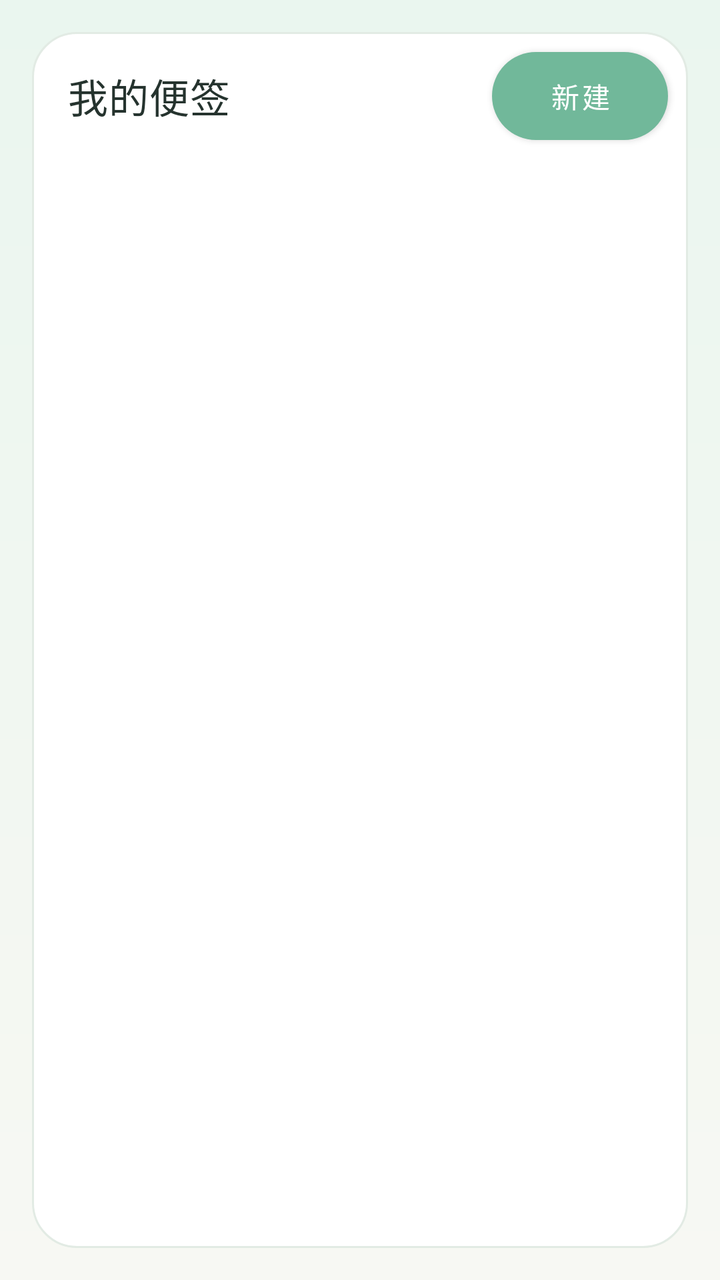
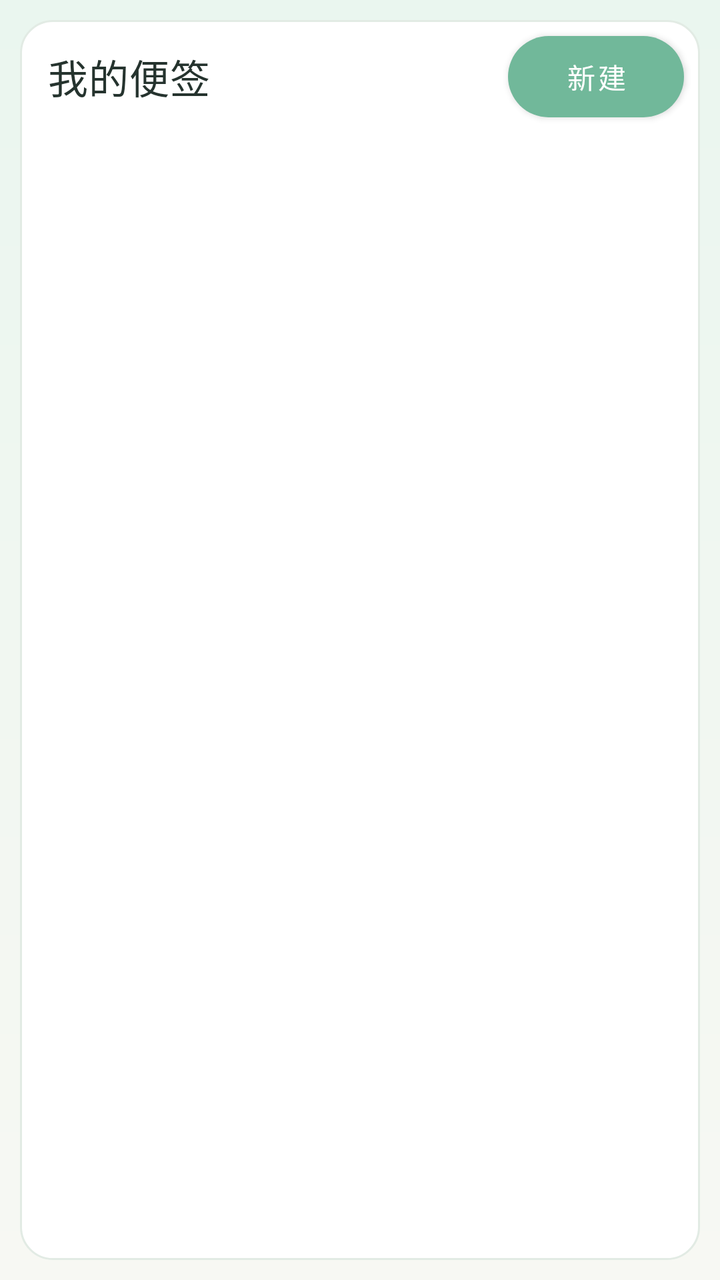

An Android layout rendered at two revisions. The XML below is the earlier revision; the diff shows what the commit changed to produce the second picture.
<!-- AndroidManifest.xml: application theme Theme.RainNote -->
<!-- res/layout/fragment_transform.xml -->
<?xml version="1.0" encoding="utf-8"?>
<LinearLayout xmlns:android="http://schemas.android.com/apk/res/android"
    xmlns:tools="http://schemas.android.com/tools"
    android:layout_width="match_parent"
    android:layout_height="match_parent"
    android:background="@drawable/bg_rainnote_root"
    android:orientation="vertical"
    android:padding="16dp"
    tools:context=".ui.transform.TransformFragment">

    <LinearLayout
        android:id="@+id/note_list_panel"
        android:layout_width="match_parent"
        android:layout_height="match_parent"
        android:background="@drawable/bg_card"
        android:orientation="vertical">

        <LinearLayout
            android:layout_width="match_parent"
            android:layout_height="wrap_content"
            android:gravity="center_vertical"
            android:orientation="horizontal">

            <TextView
                android:layout_width="0dp"
                android:layout_height="wrap_content"
                android:layout_weight="1"
                android:paddingStart="18dp"
                android:text="我的便签"
                android:textColor="@color/rn_text"
                android:textAppearance="?attr/textAppearanceHeadline6" />

            <Button
                android:id="@+id/button_add_note"
                android:layout_width="wrap_content"
                android:layout_height="wrap_content"
                android:layout_margin="10dp"
                android:background="@drawable/bg_button_primary"
                android:minHeight="44dp"
                android:paddingStart="18dp"
                android:paddingEnd="18dp"
                android:text="新建"
                android:textAllCaps="false"
                android:textColor="@color/white" />
        </LinearLayout>

        <androidx.recyclerview.widget.RecyclerView
            android:id="@+id/recyclerview_transform"
            android:layout_width="match_parent"
            android:layout_height="0dp"
            android:layout_marginStart="10dp"
            android:layout_marginEnd="10dp"
            android:layout_marginBottom="10dp"
            android:layout_weight="1"
            android:overScrollMode="never" />
    </LinearLayout>

    <LinearLayout
        android:id="@+id/editor_panel"
        android:layout_width="match_parent"
        android:layout_height="match_parent"
        android:background="@drawable/bg_card"
        android:orientation="vertical"
        android:padding="14dp"
        android:visibility="gone">

        <Button
            android:id="@+id/button_back_to_list"
            android:layout_width="wrap_content"
            android:layout_height="wrap_content"
            android:background="@drawable/bg_button_soft"
            android:minHeight="42dp"
            android:text="返回便签列表"
            android:textAllCaps="false"
            android:textColor="@color/rn_primary_dark" />

        <EditText
            android:id="@+id/edit_note_title"
            android:layout_width="match_parent"
            android:layout_height="wrap_content"
            android:hint="便签标题"
            android:inputType="textCapSentences"
            android:singleLine="true"
            android:textColor="@color/rn_text"
            android:textColorHint="@color/rn_text_muted"
            android:textSize="22sp" />

        <androidx.recyclerview.widget.RecyclerView
            android:id="@+id/recyclerview_blocks"
            android:layout_width="match_parent"
            android:layout_height="0dp"
            android:layout_weight="1"
            android:clipToPadding="false"
            android:paddingTop="8dp"
            android:paddingBottom="8dp" />

        <Button
            android:id="@+id/button_add_block"
            android:layout_width="match_parent"
            android:layout_height="wrap_content"
            android:background="@drawable/bg_button_primary"
            android:text="添加一行"
            android:textAllCaps="false"
            android:textColor="@color/white" />

        <Button
            android:id="@+id/button_delete_note"
            android:layout_width="match_parent"
            android:layout_height="wrap_content"
            android:layout_marginTop="8dp"
            android:background="@drawable/bg_button_danger"
            android:text="删除当前便签"
            android:textAllCaps="false"
            android:textColor="@color/rn_danger" />
    </LinearLayout>
</LinearLayout>
<!-- resources referenced by this layout -->
<resources>
  <color name="rn_danger">#FFD87B7B</color>
  <color name="rn_primary_dark">#FF3D8E75</color>
  <color name="rn_text">#FF25332E</color>
  <color name="rn_text_muted">#FF7B8A84</color>
  <color name="white">#FFFFFFFF</color>
  <!-- drawable bg_button_danger (drawable) -->
  <?xml version="1.0" encoding="utf-8"?>
  <shape xmlns:android="http://schemas.android.com/apk/res/android">
      <solid android:color="#FFFFF7F7" />
      <corners android:radius="999dp" />
      <stroke
          android:width="1dp"
          android:color="@color/rn_danger" />
  </shape>
  <!-- drawable bg_button_primary (drawable) -->
  <?xml version="1.0" encoding="utf-8"?>
  <shape xmlns:android="http://schemas.android.com/apk/res/android">
      <solid android:color="@color/rn_primary" />
      <corners android:radius="999dp" />
  </shape>
  <!-- drawable bg_button_soft (drawable) -->
  <?xml version="1.0" encoding="utf-8"?>
  <shape xmlns:android="http://schemas.android.com/apk/res/android">
      <solid android:color="@color/rn_surface_soft" />
      <corners android:radius="999dp" />
      <stroke
          android:width="1dp"
          android:color="@color/rn_line" />
  </shape>
  <!-- drawable bg_card (drawable) -->
  <?xml version="1.0" encoding="utf-8"?>
  <shape xmlns:android="http://schemas.android.com/apk/res/android">
      <solid android:color="@color/rn_surface" />
      <corners android:radius="22dp" />
      <stroke
          android:width="1dp"
          android:color="@color/rn_line" />
  </shape>
  <!-- drawable bg_rainnote_root (drawable) -->
  <?xml version="1.0" encoding="utf-8"?>
  <shape xmlns:android="http://schemas.android.com/apk/res/android">
      <gradient
          android:angle="270"
          android:endColor="#FFF7F8F3"
          android:startColor="#FFEAF6EF" />
  </shape>
  <style name="Theme.RainNote" parent="Theme.MaterialComponents.DayNight.DarkActionBar">
          
          <item name="colorPrimary">@color/rn_primary</item>
          <item name="colorPrimaryVariant">@color/rn_primary_dark</item>
          <item name="colorOnPrimary">@color/white</item>
          
          <item name="colorSecondary">@color/rn_primary</item>
          <item name="colorSecondaryVariant">@color/rn_primary_dark</item>
          <item name="colorOnSecondary">@color/white</item>
          
          <item name="android:statusBarColor">@color/rn_bg</item>
          <item name="android:navigationBarColor">@color/rn_bg</item>
          <item name="android:windowLightStatusBar" tools:targetApi="m">true</item>
          
      </style>
  <color name="rn_primary">#FF71B89A</color>
  <color name="rn_surface_soft">#FFF0F7EF</color>
  <color name="rn_line">#FFE2EBE4</color>
  <color name="rn_surface">#FFFFFFFF</color>
  <color name="rn_bg">#FFF7F8F3</color>
</resources>

<!-- the commit's change to res/layout/fragment_transform.xml (unified diff, before → after) -->
@@ -5,7 +5,7 @@
     android:layout_height="match_parent"
     android:background="@drawable/bg_rainnote_root"
     android:orientation="vertical"
-    android:padding="16dp"
+    android:padding="10dp"
     tools:context=".ui.transform.TransformFragment">
 
     <LinearLayout
@@ -25,7 +25,7 @@
                 android:layout_width="0dp"
                 android:layout_height="wrap_content"
                 android:layout_weight="1"
-                android:paddingStart="18dp"
+                android:paddingStart="14dp"
                 android:text="我的便签"
                 android:textColor="@color/rn_text"
                 android:textAppearance="?attr/textAppearanceHeadline6" />
@@ -34,11 +34,11 @@
                 android:id="@+id/button_add_note"
                 android:layout_width="wrap_content"
                 android:layout_height="wrap_content"
-                android:layout_margin="10dp"
+                android:layout_margin="8dp"
                 android:background="@drawable/bg_button_primary"
-                android:minHeight="44dp"
-                android:paddingStart="18dp"
-                android:paddingEnd="18dp"
+                android:minHeight="36dp"
+                android:paddingStart="14dp"
+                android:paddingEnd="14dp"
                 android:text="新建"
                 android:textAllCaps="false"
                 android:textColor="@color/white" />
@@ -48,9 +48,9 @@
             android:id="@+id/recyclerview_transform"
             android:layout_width="match_parent"
             android:layout_height="0dp"
-            android:layout_marginStart="10dp"
-            android:layout_marginEnd="10dp"
-            android:layout_marginBottom="10dp"
+            android:layout_marginStart="8dp"
+            android:layout_marginEnd="8dp"
+            android:layout_marginBottom="8dp"
             android:layout_weight="1"
             android:overScrollMode="never" />
     </LinearLayout>
@@ -61,7 +61,7 @@
         android:layout_height="match_parent"
         android:background="@drawable/bg_card"
         android:orientation="vertical"
-        android:padding="14dp"
+        android:padding="10dp"
         android:visibility="gone">
 
         <Button
@@ -69,7 +69,9 @@
             android:layout_width="wrap_content"
             android:layout_height="wrap_content"
             android:background="@drawable/bg_button_soft"
-            android:minHeight="42dp"
+            android:minHeight="34dp"
+            android:paddingStart="12dp"
+            android:paddingEnd="12dp"
             android:text="返回便签列表"
             android:textAllCaps="false"
             android:textColor="@color/rn_primary_dark" />
@@ -83,7 +85,7 @@
             android:singleLine="true"
             android:textColor="@color/rn_text"
             android:textColorHint="@color/rn_text_muted"
-            android:textSize="22sp" />
+            android:textSize="20sp" />
 
         <androidx.recyclerview.widget.RecyclerView
             android:id="@+id/recyclerview_blocks"
@@ -99,6 +101,7 @@
             android:layout_width="match_parent"
             android:layout_height="wrap_content"
             android:background="@drawable/bg_button_primary"
+            android:minHeight="38dp"
             android:text="添加一行"
             android:textAllCaps="false"
             android:textColor="@color/white" />
@@ -109,6 +112,7 @@
             android:layout_height="wrap_content"
             android:layout_marginTop="8dp"
             android:background="@drawable/bg_button_danger"
+            android:minHeight="38dp"
             android:text="删除当前便签"
             android:textAllCaps="false"
             android:textColor="@color/rn_danger" />
<!-- resource entries referenced after the edit -->
@@ -33,7 +33,7 @@
   <?xml version="1.0" encoding="utf-8"?>
   <shape xmlns:android="http://schemas.android.com/apk/res/android">
       <solid android:color="@color/rn_surface" />
-      <corners android:radius="22dp" />
+      <corners android:radius="16dp" />
       <stroke
           android:width="1dp"
           android:color="@color/rn_line" />
